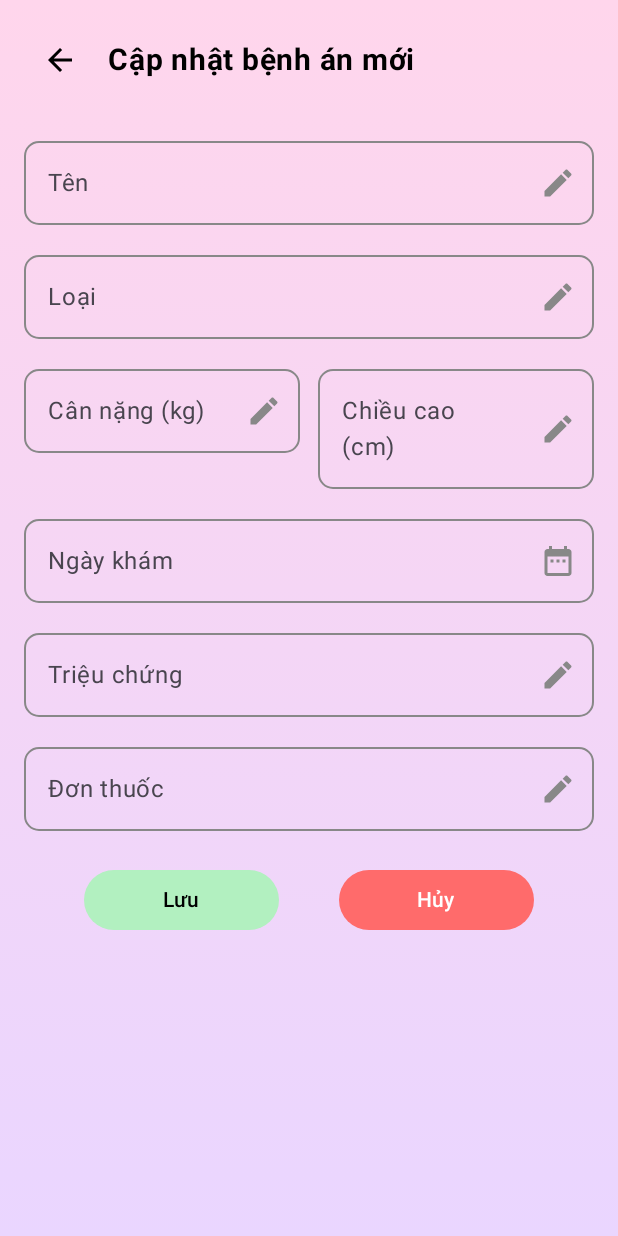
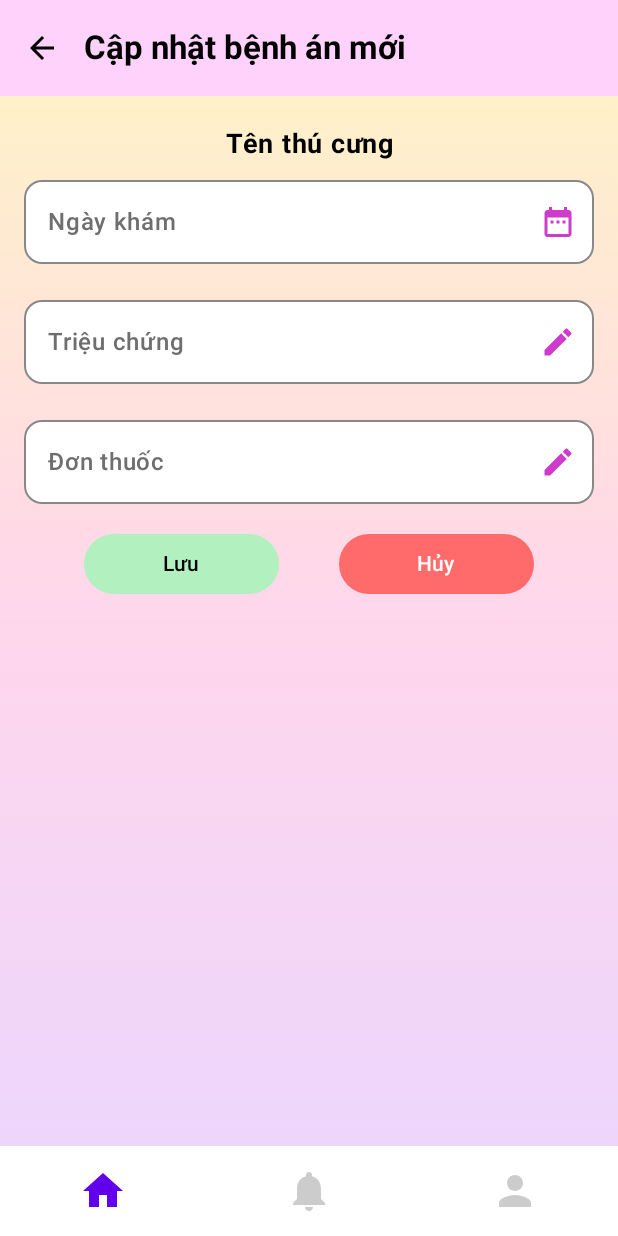
Before and after one commit to sangg05/PET_HEALTH, an Android app built with Jetpack Compose: the AddHealthRecordScreen screen opened through its navigation route, on a phone screen of 412 x 824 dp. Run offline under Robolectric (Android 15) with nearby library versions, the phone set to English and light mode, and no system bars; our stand-ins replace accompanist; pictures from the network do not load.

Commit message:
fix giao diện AddHealthRecordScreen

```diff
--- a/source_code/app/src/main/java/com/example/pet_health/ui/screen/AddHealthRecordScreen.kt
+++ b/source_code/app/src/main/java/com/example/pet_health/ui/screen/AddHealthRecordScreen.kt
@@ -9,6 +9,9 @@ import androidx.compose.material.icons.Icons
 import androidx.compose.material.icons.filled.ArrowBack
 import androidx.compose.material.icons.filled.Edit
 import androidx.compose.material.icons.filled.DateRange
+import androidx.compose.material.icons.filled.Home
+import androidx.compose.material.icons.filled.Notifications
+import androidx.compose.material.icons.filled.Person
 import androidx.compose.material3.*
 import androidx.compose.runtime.*
 import androidx.compose.ui.Alignment
@@ -16,10 +19,14 @@ import androidx.compose.ui.Modifier
 import androidx.compose.ui.graphics.Brush
 import androidx.compose.ui.graphics.Color
 import androidx.compose.ui.text.font.FontWeight
+import androidx.compose.ui.text.style.TextAlign
 import androidx.compose.ui.unit.dp
 import androidx.compose.ui.unit.sp
 import androidx.navigation.NavController
+import androidx.compose.ui.graphics.vector.ImageVector
 
+
+@OptIn(ExperimentalMaterial3Api::class)
 @Composable
 fun AddHealthRecordScreen(navController: NavController) {
     var name by remember { mutableStateOf("") }
@@ -29,13 +36,64 @@ fun AddHealthRecordScreen(navController: NavController) {
     var date by remember { mutableStateOf("") }
     var symptoms by remember { mutableStateOf("") }
     var prescription by remember { mutableStateOf("") }
-
+    Scaffold(
+        topBar = {
+            TopAppBar(
+                title = {
+                    Text(
+                        "Cập nhật bệnh án mới",
+                        fontWeight = FontWeight.Bold,
+                        color = Color.Black
+                    )
+                },
+                navigationIcon = {
+                    IconButton(onClick = { navController.popBackStack() }) {
+                        Icon(
+                            Icons.Default.ArrowBack,
+                            contentDescription = "Back",
+                            tint = Color.Black
+                        )
+                    }
+                },
+                colors = TopAppBarDefaults.topAppBarColors(containerColor = lightPink)
+            )
+        },
+        bottomBar = {
+            Row(
+                modifier = Modifier
+                    .fillMaxWidth()
+                    .height(60.dp)
+                    .background(Color.White),
+                horizontalArrangement = Arrangement.SpaceAround,
+                verticalAlignment = Alignment.CenterVertically
+            ) {
+                Icon(
+                    Icons.Default.Home,
+                    contentDescription = "Trang chủ",
+                    tint = Color(0xFF6200EE),
+                    modifier = Modifier.size(32.dp)
+                )
+                Icon(
+                    Icons.Default.Notifications,
+                    contentDescription = "Thông báo",
+                    tint = Color.LightGray,
+                    modifier = Modifier.size(32.dp)
+                )
+                Icon(
+                    Icons.Default.Person,
+                    contentDescription = "Hồ sơ",
+                    tint = Color.LightGray,
+                    modifier = Modifier.size(32.dp)
+                )
+            }
+        }
+    ) { innerPadding ->
         Box(
             modifier = Modifier
                 .fillMaxSize()
                 .background(
                     Brush.verticalGradient(
-                    listOf(Color(0xFFFFD6EC), Color(0xFFEAD6FF))
+                        listOf(Color(0xFFFFF6C2), Color(0xFFFFD6EC), Color(0xFFEAD6FF))
                     )
                 )
         ) {
@@ -43,45 +101,41 @@ fun AddHealthRecordScreen(navController: NavController) {
                 modifier = Modifier
                     .fillMaxSize()
                     .padding(16.dp)
+                    .padding(innerPadding)
                     .verticalScroll(rememberScrollState())
             ) {
-            Row(verticalAlignment = Alignment.CenterVertically) {
-                IconButton(onClick = { navController.popBackStack() }) {
-                    Icon(Icons.Default.ArrowBack, contentDescription = "Back", tint = Color.Black)
-                }
                 Text(
-                    text = "Cập nhật bệnh án mới",
-                    fontSize = 20.sp,
+                    text = "Tên thú cưng",
+                    fontSize = 18.sp,
                     fontWeight = FontWeight.Bold,
-                    modifier = Modifier.padding(start = 8.dp)
+                    color = Color.Black,
+                    modifier = Modifier
+                        .fillMaxWidth()
+                        .padding(vertical = 4.dp),
+                    textAlign = TextAlign.Center
                 )
-            }
-
+                // === Các trường nhập liệu ===
+                PetInputField(
+                    label = "Ngày khám",
+                    value = date,
+                    onValueChange = { date = it },
+                    trailingIcon = Icons.Default.DateRange,
+                    isDateField = true // bật DatePicker
+                )
                 Spacer(modifier = Modifier.height(16.dp))
-
-            // === Các trường nhập liệu ===
-            HealthInputField("Tên", name, { name = it })
-            HealthInputField("Loại", species, { species = it })
-            Row(
-                horizontalArrangement = Arrangement.spacedBy(12.dp),
-                modifier = Modifier.fillMaxWidth()
-            ) {
-                HealthInputField(
-                    "Cân nặng (kg)",
-                    weight,
-                    { weight = it },
-                    modifier = Modifier.weight(1f)
+                PetInputField(
+                    label = "Triệu chứng",
+                    value = symptoms,
+                    onValueChange = { symptoms = it },
+                    trailingIcon = Icons.Default.Edit
                 )
-                HealthInputField(
-                    "Chiều cao (cm)",
-                    height,
-                    { height = it },
-                    modifier = Modifier.weight(1f)
+                Spacer(modifier = Modifier.height(16.dp))
+                PetInputField(
+                    label = "Đơn thuốc",
+                    value = prescription,
+                    onValueChange = { prescription = it },
+                    trailingIcon = Icons.Default.Edit
                 )
-            }
-            HealthInputField("Ngày khám", date, { date = it }, trailingIcon = Icons.Default.DateRange)
-            HealthInputField("Triệu chứng", symptoms, { symptoms = it })
-            HealthInputField("Đơn thuốc", prescription, { prescription = it })
 
                 Spacer(modifier = Modifier.height(16.dp))
 
@@ -122,7 +176,7 @@ fun AddHealthRecordScreen(navController: NavController) {
             }
         }
     }
-
+}
 @Composable
 fun HealthInputField(
     label: String,
--- a/source_code/app/src/main/java/com/example/pet_health/ui/screen/HealthRecordScreen.kt
+++ b/source_code/app/src/main/java/com/example/pet_health/ui/screen/HealthRecordScreen.kt
@@ -1,7 +1,6 @@
 package com.example.pet_health.ui.screens
 
 import androidx.compose.foundation.background
-import androidx.compose.foundation.border
 import androidx.compose.foundation.layout.*
 import androidx.compose.foundation.rememberScrollState
 import androidx.compose.foundation.verticalScroll
@@ -25,6 +24,7 @@ import androidx.compose.ui.unit.dp
 import androidx.compose.ui.unit.sp
 import androidx.navigation.NavController
 import com.google.accompanist.flowlayout.FlowRow
+
 
 @OptIn(ExperimentalMaterial3Api::class)
 @Composable
```
Lines whose indentation alone changed are shown as unchanged.
